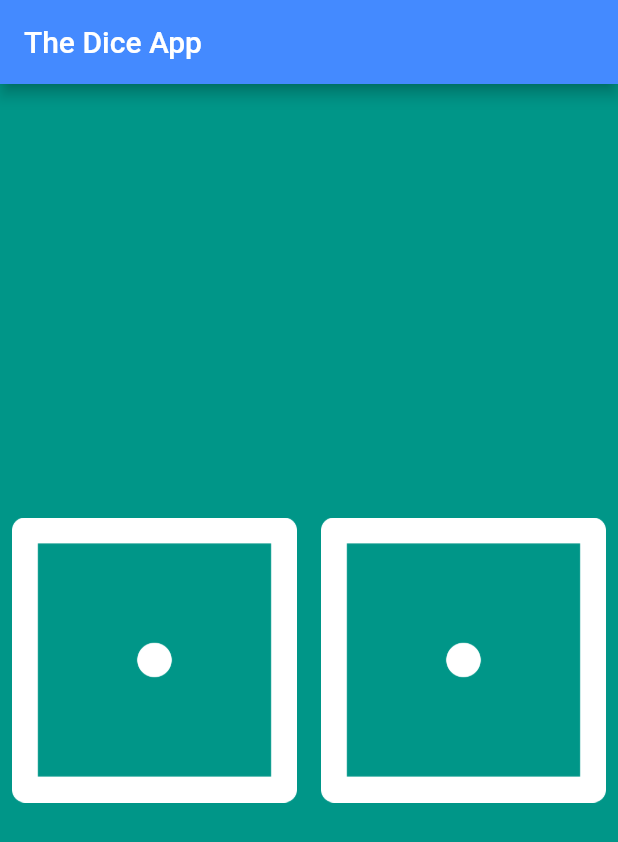
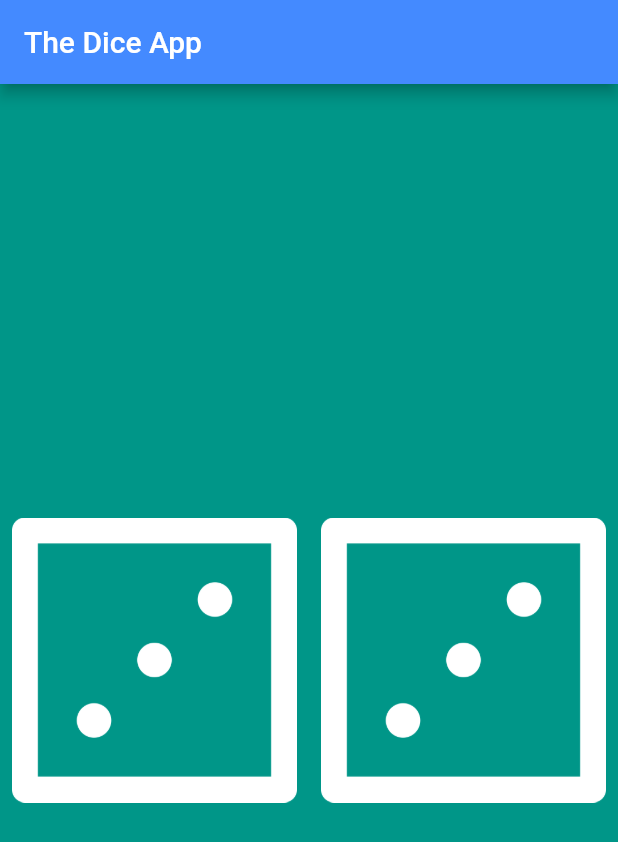
Before and after one commit to ImSronistic/Flutter_Dice_App, a Flutter app: the screen it shows after launch, on a phone screen of 412 x 824 dp. Shown: the top 842 px of the screen. Run offline on Flutter 3.47's test engine with Material 2 defaults, Android fonts, the phone set to English and light mode, and no system bars.

Commit message:
added var

```diff
--- a/lib/main.dart
+++ b/lib/main.dart
@@ -17,18 +17,19 @@ void main() => runApp(
 class DicePage extends StatelessWidget {
   @override
   Widget build(BuildContext context) {
+    var leftDiceNumber = 3;
     return Center(
       child: Row(
         children: <Widget>[
           Expanded(
             child: TextButton(
-              child: Image.asset('images/dice1.png'),
+              child: Image.asset('images/dice$leftDiceNumber.png'),
               onPressed: () => print('Left button pressed.'),
             ),
           ),
           Expanded(
             child: TextButton(
-              child: Image.asset('images/dice1.png'),
+              child: Image.asset('images/dice$leftDiceNumber.png'),
               onPressed: () => print("Right button pressed."),
             ),
           ),
```
